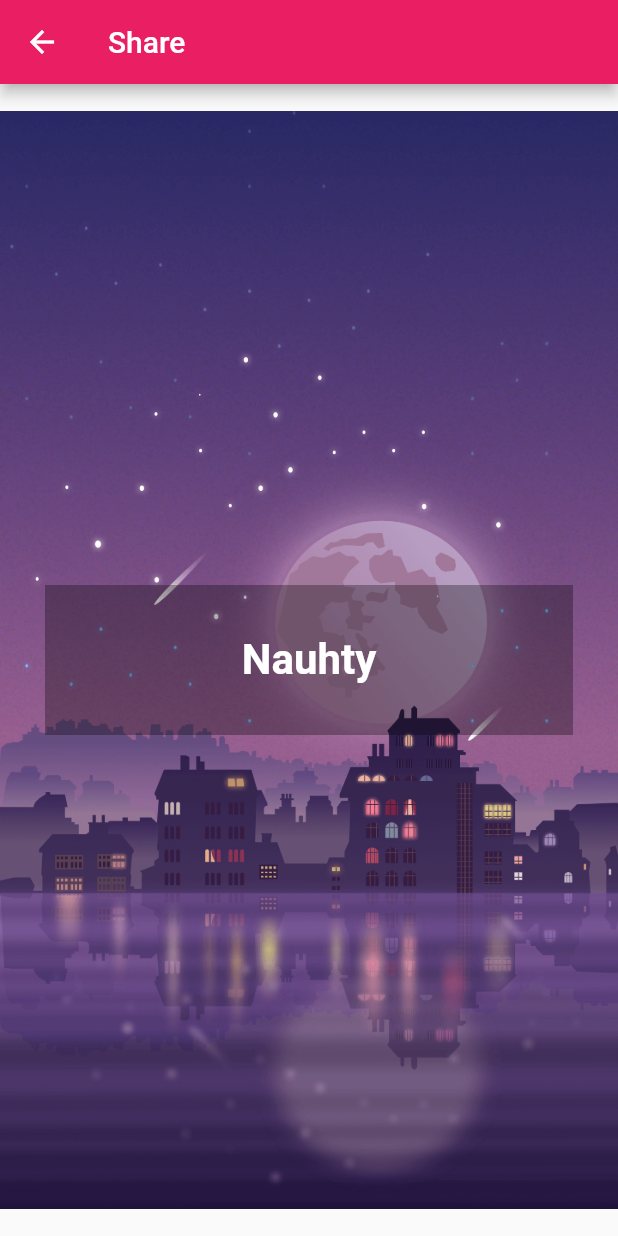
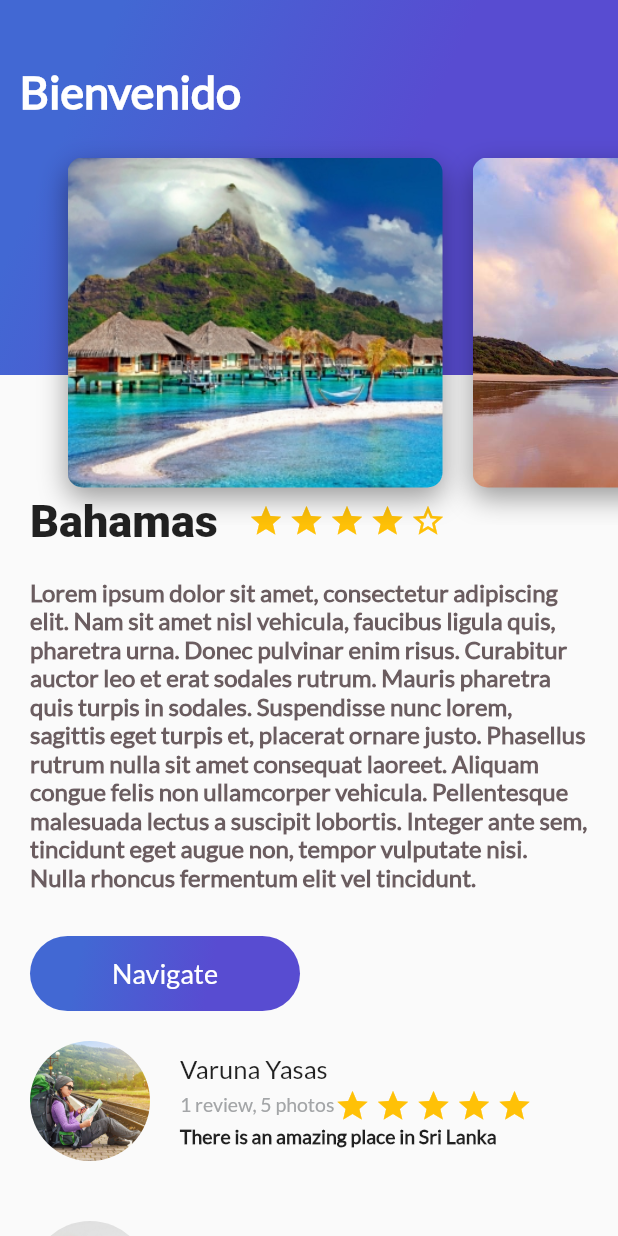
Before and after one commit to alejandrazuleta1/trips_app, a Flutter app: the screen it shows after launch, on a phone screen of 412 x 824 dp. Run offline on Flutter 3.47's test engine with Material 2 defaults, Android fonts, the phone set to English and light mode, and no system bars.

Commit message:
Agregados widgets sin estado iniciales

```diff
--- a/lib/button_purple.dart
+++ b/lib/button_purple.dart
@@ -0,0 +1,49 @@
+import 'package:flutter/material.dart';
+
+class ButtonPurple extends StatelessWidget{
+
+  String buttonText = "Navigate";
+
+  ButtonPurple(this.buttonText);
+
+  @override
+  Widget build(BuildContext context) {
+    return InkWell(
+      onTap: () {
+        Scaffold.of(context).showSnackBar(SnackBar(content: Text("Navegando")));
+      },
+      child: Container(
+        margin: EdgeInsets.only(
+          top: 30.0,
+          left: 20.0,
+          right: 20.0
+        ),
+        height: 50.0,
+        width: 180.0,
+        decoration: BoxDecoration(
+          borderRadius: BorderRadius.circular(30.0),
+          gradient: LinearGradient(
+            colors: [
+              Color(0xFF4268D3),
+              Color(0xFF584CD1)
+            ],
+            begin: FractionalOffset(0.2, 0.0),
+            end: FractionalOffset(1.0, 0.6),
+            stops: [0.0, 0.6],
+            tileMode: TileMode.clamp
+          )
+        ),
+        child: Center(
+          child: Text(
+            buttonText,
+            style: TextStyle(
+              fontSize: 18.0,
+              fontFamily: "Lato",
+              color: Colors.white
+            ),
+          ),
+        ),
+      ), //forma del boton
+    );
+  }
+}
--- a/lib/card_image.dart
+++ b/lib/card_image.dart
@@ -0,0 +1,36 @@
+import 'package:flutter/material.dart';
+
+class CardImage extends StatelessWidget{
+
+  String pathImage = "assets/img/playa1.jpg";
+  CardImage(this.pathImage);
+
+  @override
+  Widget build(BuildContext context) {
+    final card = Container(
+      height: 350.0,
+      width: 250.0,
+      margin: EdgeInsets.only(
+        top: 80.0,
+        left: 20.0
+      ),
+      decoration: BoxDecoration(
+        image: DecorationImage(
+          fit: BoxFit.cover,
+          image: AssetImage(pathImage)
+        ),
+        borderRadius: BorderRadius.all(Radius.circular(10.0)),
+        shape: BoxShape.rectangle,
+        boxShadow: <BoxShadow> [
+          BoxShadow(
+              color: Colors.black38,
+              blurRadius: 15.0,
+              offset: Offset(0.0,7.0)
+          )
+        ]
+      ),
+    );
+    return card;
+  }
+
+}
--- a/lib/card_image_list.dart
+++ b/lib/card_image_list.dart
@@ -0,0 +1,20 @@
+import 'package:flutter/material.dart';
+import 'card_image.dart';
+
+class CardImageList extends StatelessWidget{
+  @override
+  Widget build(BuildContext context) {
+   return Container(
+     height: 350.0,
+     child: ListView(
+       padding: EdgeInsets.all(25.0),
+       scrollDirection: Axis.horizontal,
+       children: [
+         CardImage("assets/img/playa1.jpg"),
+         CardImage("assets/img/playa2.jpg"),
+         CardImage("assets/img/playa3.jpg")
+       ],
+     )
+   );
+  }
+}
--- a/lib/description_place.dart
+++ b/lib/description_place.dart
@@ -0,0 +1,106 @@
+import 'package:flutter/material.dart';
+import 'package:platzi_trips_app/button_purple.dart';
+
+class DescriptionPlace extends StatelessWidget{
+
+  String namePlace;
+  int stars;
+  String descriptionPlace;
+
+  DescriptionPlace(this.namePlace, this.stars, this.descriptionPlace);
+
+  @override
+  Widget build(BuildContext context) {
+
+    final star_border = Container(
+      margin: EdgeInsets.only(
+        top: 330.0,
+        right: 3.0,
+      ),
+      child: Icon(
+        Icons.star_border,
+        color: Colors.amber,
+      ),
+    );
+
+    final star_half = Container(
+      margin: EdgeInsets.only(
+        top: 330.0,
+        right: 3.0,
+      ),
+      child: Icon(
+        Icons.star_half,
+        color: Colors.amber,
+      ),
+    );
+
+    final star = Container(
+      margin: EdgeInsets.only(
+        top: 330.0,
+        right: 3.0,
+      ),
+      child: Icon(
+        Icons.star,
+        color: Colors.amber,
+      ),
+    );
+
+    final title_stars = Row (
+      children: [
+        Container(
+          margin: EdgeInsets.only(
+            top: 330.0,
+            left: 20.0,
+            right: 20.0
+          ),
+
+          child: Text(
+            namePlace,
+            style: TextStyle(
+              fontSize: 30.0,
+              fontWeight: FontWeight.w900,
+            ),
+            textAlign: TextAlign.left,
+          ),
+        ),
+        Row(
+          children: [
+            star,
+            star,
+            star,
+            star,
+            star_border
+          ],
+        )
+      ],
+    );
+
+    final description = Container(
+      margin: new EdgeInsets.only(
+          top: 20.0,
+          left: 20.0,
+          right: 20.0
+      ),
+      child: new Text(
+        descriptionPlace,
+        style: const TextStyle(
+            fontFamily: "Lato",
+            fontSize: 16.0,
+            fontWeight: FontWeight.bold,
+            color: Color(0xFF565575a)
+        ),
+      ),
+    );
+
+    return Column(
+      crossAxisAlignment: CrossAxisAlignment.start,
+      children: [
+        title_stars,
+        description,
+        ButtonPurple("Navigate")
+      ],
+    );
+  }
+
+
+}
--- a/lib/gradient_back.dart
+++ b/lib/gradient_back.dart
@@ -0,0 +1,38 @@
+import 'package:flutter/material.dart';
+
+class GradientBack extends StatelessWidget {
+
+  String title = "Popular";
+
+  GradientBack(this.title);
+
+  @override
+  Widget build(BuildContext context) {
+    return Container(
+      height: 250.0,
+      decoration: BoxDecoration(
+        gradient: LinearGradient(
+          colors: [
+            Color(0xFF4268D3),
+            Color(0xFF584CD1)
+          ],
+          begin: FractionalOffset(0.2, 0.0),
+            end: FractionalOffset(1.0,0.6),
+            stops: [0.0, 0.6],
+          tileMode: TileMode.clamp
+        )
+      ),
+      child: Text(
+        title,
+        style: TextStyle(
+          color: Colors.white,
+          fontSize: 30.0,
+          fontFamily: "Lato",
+          fontWeight: FontWeight.bold
+        ),
+      ),
+      alignment: Alignment(-0.9, -0.6),
+    );
+  }
+
+}
--- a/lib/header_appbar.dart
+++ b/lib/header_appbar.dart
@@ -0,0 +1,15 @@
+import 'package:flutter/material.dart';
+import 'package:platzi_trips_app/card_image_list.dart';
+import 'gradient_back.dart';
+
+class HeaderAppBar extends StatelessWidget{
+  @override
+  Widget build(BuildContext context) {
+    return Stack(
+      children: [
+        GradientBack("Bienvenido"),
+        CardImageList()
+      ],
+    );
+  }
+}
--- a/lib/main.dart
+++ b/lib/main.dart
@@ -1,5 +1,8 @@
 import 'package:flutter/cupertino.dart';
 import 'package:flutter/material.dart';
+import 'package:platzi_trips_app/description_place.dart';
+import 'package:platzi_trips_app/header_appbar.dart';
+import 'package:platzi_trips_app/review_list.dart';
 
 void main() {
   runApp(MyApp());
@@ -7,142 +10,29 @@ void main() {
 
 class MyApp extends StatelessWidget {
   // This widget is the root of your application.
+
+  String descriptionDummy = "Lorem ipsum dolor sit amet, consectetur adipiscing elit. Nam sit amet nisl vehicula, faucibus ligula quis, pharetra urna. Donec pulvinar enim risus. Curabitur auctor leo et erat sodales rutrum. Mauris pharetra quis turpis in sodales. Suspendisse nunc lorem, sagittis eget turpis et, placerat ornare justo. Phasellus rutrum nulla sit amet consequat laoreet. Aliquam congue felis non ullamcorper vehicula. Pellentesque malesuada lectus a suscipit lobortis. Integer ante sem, tincidunt eget augue non, tempor vulputate nisi. Nulla rhoncus fermentum elit vel tincidunt.";
+
   @override
   Widget build(BuildContext context) {
     return MaterialApp(
       title: 'Flutter Demo',
       theme: ThemeData(
-        // This is the theme of your application.
-        //
-        // Try running your application with "flutter run". You'll see the
-        // application has a blue toolbar. Then, without quitting the app, try
-        // changing the primarySwatch below to Colors.green and then invoke
-        // "hot reload" (press "r" in the console where you ran "flutter run",
-        // or simply save your changes to "hot reload" in a Flutter IDE).
-        // Notice that the counter didn't reset back to zero; the application
-        // is not restarted.
-        primarySwatch: Colors.pink,
+        primarySwatch: Colors.blue,
       ),
       home: Scaffold(
-        appBar: AppBar(
-          title: Text("Share"),
-          leading: Icon(
-            Icons.arrow_back
-          ),
-        ),
-        body: Center(
-            child: Stack(
-              alignment: Alignment.center,
-              children: <Widget>[
-                Image(image: AssetImage('assets/night.png')),
-                Container(
-                  margin: EdgeInsets.all(30.0),
-                  padding: EdgeInsets.all(10.0),
-                  width:510,
-                  height: 100,
-                  alignment: Alignment.center,
-                  decoration: BoxDecoration(
-                    color: Colors.black.withOpacity(0.3),
-                  ),
-                  child: Text(
-                    "Nauhty",
-                    textAlign: TextAlign.center,
-                    style: TextStyle(
-                        fontSize: 28,
-                        color: Colors.white,
-                        fontWeight: FontWeight.bold
-                    ),
-                  ),
-                )
+        body: Stack(
+          children: [
+            ListView(
+              children: [
+                DescriptionPlace("Bahamas",4,descriptionDummy),
+                ReviewList()
               ],
             ),
+            HeaderAppBar()
+          ],
         ),
       )//MyHomePage(title: 'Flutter Demo Home Page'),
     );
   }
 }
-
-class MyHomePage extends StatefulWidget {
-  MyHomePage({Key key, this.title}) : super(key: key);
-
-  // This widget is the home page of your application. It is stateful, meaning
-  // that it has a State object (defined below) that contains fields that affect
-  // how it looks.
-
-  // This class is the configuration for the state. It holds the values (in this
-  // case the title) provided by the parent (in this case the App widget) and
-  // used by the build method of the State. Fields in a Widget subclass are
-  // always marked "final".
-
-  final String title;
-
-  @override
-  _MyHomePageState createState() => _MyHomePageState();
-}
-
-class _MyHomePageState extends State<MyHomePage> {
-  int _counter = 0;
-
-  void _incrementCounter() {
-    setState(() {
-      // This call to setState tells the Flutter framework that something has
-      // changed in this State, which causes it to rerun the build method below
-      // so that the display can reflect the updated values. If we changed
-      // _counter without calling setState(), then the build method would not be
-      // called again, and so nothing would appear to happen.
-      _counter++;
-    });
-  }
-
-  @override
-  Widget build(BuildContext context) {
-    // This method is rerun every time setState is called, for instance as done
-    // by the _incrementCounter method above.
-    //
-    // The Flutter framework has been optimized to make rerunning build methods
-    // fast, so that you can just rebuild anything that needs updating rather
-    // than having to individually change instances of widgets.
-    return Scaffold(
-      appBar: AppBar(
-        // Here we take the value from the MyHomePage object that was created by
-        // the App.build method, and use it to set our appbar title.
-        title: Text(widget.title),
-      ),
-      body: Center(
-        // Center is a layout widget. It takes a single child and positions it
-        // in the middle of the parent.
-        child: Column(
-          // Column is also a layout widget. It takes a list of children and
-          // arranges them vertically. By default, it sizes itself to fit its
-          // children horizontally, and tries to be as tall as its parent.
-          //
-          // Invoke "debug painting" (press "p" in the console, choose the
-          // "Toggle Debug Paint" action from the Flutter Inspector in Android
-          // Studio, or the "Toggle Debug Paint" command in Visual Studio Code)
-          // to see the wireframe for each widget.
-          //
-          // Column has various properties to control how it sizes itself and
-          // how it positions its children. Here we use mainAxisAlignment to
-          // center the children vertically; the main axis here is the vertical
-          // axis because Columns are vertical (the cross axis would be
-          // horizontal).
-          mainAxisAlignment: MainAxisAlignment.center,
-          children: <Widget>[
-            Text(
-              'You have pushed the button this many times:',
-            ),
-            Text(
-              '$_counter',
-              style: Theme.of(context).textTheme.headline4,
-            ),
-          ],
-        ),
-      ),
-      floatingActionButton: FloatingActionButton(
-        onPressed: _incrementCounter,
-        tooltip: 'Increment',
-        child: Icon(Icons.add),
-      ), // This trailing comma makes auto-formatting nicer for build methods.
-    );
-  }
-}
--- a/lib/review.dart
+++ b/lib/review.dart
@@ -0,0 +1,126 @@
+import 'package:flutter/material.dart';
+
+class Review extends StatelessWidget{
+
+  String pathImage = "assets\img\mochileros.jpg";
+  String name = "Varuno Yasas";
+  String details = "1 review, 5 photos";
+  String comment = "There is an amazing place in Sri Lanka";
+
+  Review(this.pathImage, this.name, this.details, this.comment);
+
+  @override
+  Widget build(BuildContext context) {
+
+    final photo = Container(
+      margin: EdgeInsets.only(
+        top: 20.0,
+        bottom: 20.0,
+        left: 20.0
+      ),
+      width: 80.0,
+      height: 80.0,
+
+      decoration: BoxDecoration(
+        shape: BoxShape.circle,
+        image: DecorationImage(
+          fit: BoxFit.cover,
+          image: AssetImage(pathImage)
+        )
+      ),
+    );
+
+    final userName = Container(
+      margin: EdgeInsets.only(
+        left: 20.0
+      ),
+      child: Text(
+        name,
+        textAlign: TextAlign.left,
+        style: TextStyle(
+          fontFamily: "Lato",
+          fontSize: 17.0
+        ),
+      ),
+    );
+
+    final userInfo = Container(
+      margin: EdgeInsets.only(
+          left: 20.0
+      ),
+      child: Text(
+        details,
+        textAlign: TextAlign.left,
+        style: TextStyle(
+            fontFamily: "Lato",
+            fontSize: 13.0,
+          color: Color(0xFFa3a5a7)
+        ),
+      ),
+    );
+
+    final star = Container(
+      margin: EdgeInsets.only(
+        top: 3.0,
+        right: 3.0,
+      ),
+      child: Icon(
+        Icons.star,
+        color: Colors.amber,
+      ),
+    );
+
+    final row_stars = Row (
+        children: [
+          Row(
+            children: [
+              star,
+              star,
+              star,
+              star,
+              star
+          ],
+        )
+      ],
+    );
+
+    final reviewInfo = Row(
+      children: [
+        userInfo,
+        row_stars
+      ],
+    );
+
+    final userComment = Container(
+      margin: EdgeInsets.only(
+          left: 20.0
+      ),
+      child: Text(
+        comment,
+        textAlign: TextAlign.left,
+        style: TextStyle(
+            fontFamily: "Lato",
+            fontSize: 13.0,
+            fontWeight: FontWeight.w900
+        ),
+      ),
+    );
+
+    final userDetails = Column(
+      crossAxisAlignment: CrossAxisAlignment.start,
+      children: [
+        userName,
+        reviewInfo,
+        userComment
+      ],
+    );
+
+    return Row(
+      children: [
+        photo,
+        userDetails
+      ],
+    );
+  }
+
+}
--- a/lib/review_list.dart
+++ b/lib/review_list.dart
@@ -0,0 +1,18 @@
+import 'package:flutter/material.dart';
+import 'package:platzi_trips_app/review.dart';
+
+class ReviewList extends StatelessWidget {
+
+  @override
+  Widget build(BuildContext context) {
+    return Column(
+      crossAxisAlignment: CrossAxisAlignment.start,
+      children: [
+        Review("assets/img/mochileros.jpg", "Varuna Yasas", "1 review, 5 photos", "There is an amazing place in Sri Lanka"),
+        Review("assets/img/mochilera2.jpg", "Varuna Yasas", "2 review, 5 photos", "There is an amazing place in Sri Lanka"),
+        Review("assets/img/mochileros.jpg", "Russell", "1 review, 1 photos", "There is an amazing place in Sri Lanka")
+      ],
+    );
+  }
+
+}
```
Also changed, not shown: pubspec.yaml (+10 -1 lines), pubspec.lock.
